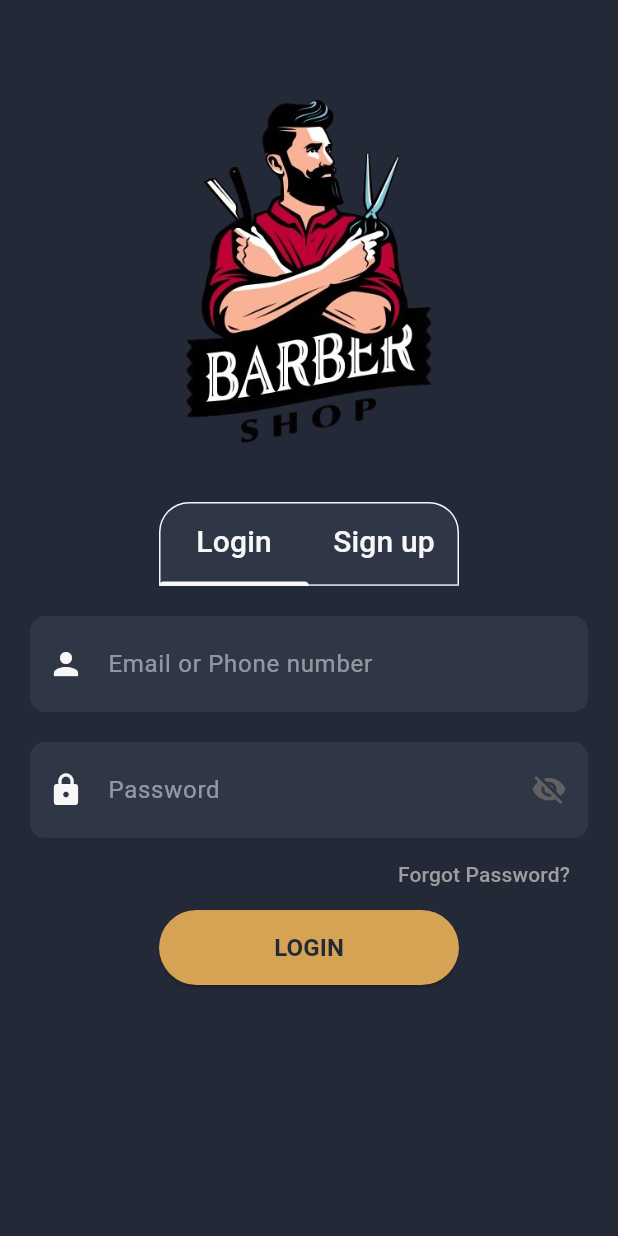
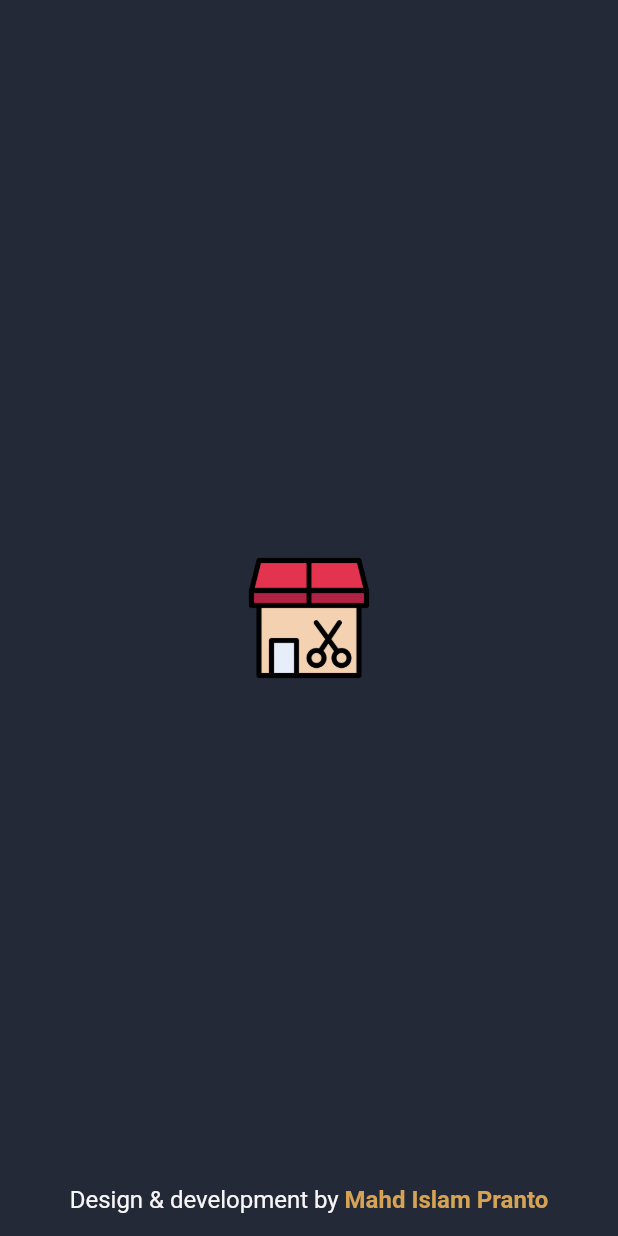
Before and after one commit to mahdi-islam-pranto/barber_shop, a Flutter app: the first screen one second after launch, on a phone screen of 412 x 824 dp. Run offline on Flutter 3.47's test engine with Material 3 defaults, Android fonts, the phone set to English and light mode, and no system bars; drawn by our look-alikes of contained_tab_bar_view; our stand-ins replace cloud_firestore, firebase_auth, firebase_core; missing offline and left inert: animated_snack_bar; accounts and stored records are empty.

Commit message:
user login function added, splash screen added+App start routes

```diff
--- a/lib/main.dart
+++ b/lib/main.dart
@@ -1,7 +1,7 @@
 import 'package:firebase_core/firebase_core.dart';
 import 'package:flutter/material.dart';
-import 'Auth/loginPage.dart';
-import 'screens/onboardingScreen.dart';
+
+import 'screens/splashScreen.dart';
 
 void main() async {
   WidgetsFlutterBinding.ensureInitialized();
@@ -26,7 +26,8 @@ class MyApp extends StatelessWidget {
         useMaterial3: true,
       ),
       home: const Scaffold(
-        body: LoginPage(),
+        // if user currently logged in, go to home page, else go to login page
+        body: SplashScreen(),
       ),
     );
   }
--- a/lib/screens/onboardingScreen.dart
+++ b/lib/screens/onboardingScreen.dart
@@ -1,3 +1,4 @@
+import 'package:barber_shop/Auth/loginPage.dart';
 import 'package:flutter/material.dart';
 
 import '../components/onboardingContent.dart';
@@ -65,7 +66,7 @@ class _OnboardingPageState extends State<OnboardingPage> {
               ),
               onPressed: () {
                 Navigator.push(context, MaterialPageRoute(builder: (context) {
-                  return const HomePage();
+                  return const LoginPage();
                 }));
               },
               child: Text(
--- /dev/null
+++ b/lib/screens/splashScreen.dart
@@ -0,0 +1,103 @@
+import 'dart:async';
+
+import 'package:barber_shop/resources/colors.dart';
+import 'package:barber_shop/screens/homepage.dart';
+import 'package:barber_shop/screens/onboardingScreen.dart';
+import 'package:firebase_auth/firebase_auth.dart';
+import 'package:flutter/material.dart';
+
+class SplashScreen extends StatefulWidget {
+  const SplashScreen({super.key});
+
+  @override
+  State<SplashScreen> createState() => _SplashScreenState();
+}
+
+class _SplashScreenState extends State<SplashScreen> {
+  SplashServices splashServices = SplashServices();
+  @override
+  void initState() {
+    // TODO: implement initState
+    super.initState();
+    splashServices.isLogin(context);
+  }
+
+  Widget build(BuildContext context) {
+    return Scaffold(
+      backgroundColor: backGroundColor,
+      body: Stack(children: [
+        Center(
+          child: Image.asset('assets/images/shop.png',
+              height: 100, width: 100, fit: BoxFit.cover),
+        ),
+        //
+        Align(
+            alignment: Alignment.bottomCenter,
+            child: Row(
+              mainAxisAlignment: MainAxisAlignment.center,
+              children: <Widget>[
+                Padding(
+                  padding: const EdgeInsets.only(top: 40),
+                  child: TextButton(
+                    onPressed: () {
+                      var url = Uri.parse("https://ihelpbd.com");
+                    },
+                    child: RichText(
+                      text: TextSpan(children: [
+                        TextSpan(
+                          text: 'Design & development by ',
+                          style: TextStyle(
+                            color: textColor,
+                            fontSize: 16,
+                            fontWeight: FontWeight.w400,
+                          ),
+                        ),
+                        TextSpan(
+                          text: "Mahd Islam Pranto",
+                          style: TextStyle(
+                            color: buttonColor,
+                            fontSize: 16,
+                            fontWeight: FontWeight.bold,
+                          ),
+                        )
+                      ]),
+                    ),
+                  ),
+                ),
+              ],
+            ))
+      ]),
+    );
+  }
+}
+
+class SplashServices {
+  void isLogin(BuildContext context) {
+    //user already logged in or not
+    //firebase init
+    final auth = FirebaseAuth.instance;
+    final user = auth.currentUser;
+
+// user logged in
+    if (user != null) {
+      Timer(const Duration(seconds: 3), () {
+        Navigator.push(
+          context,
+          MaterialPageRoute(
+            builder: (context) => const HomePage(),
+          ),
+        );
+      });
+    } else {
+      // user not logged in
+      Timer(const Duration(seconds: 3), () {
+        Navigator.push(
+          context,
+          MaterialPageRoute(
+            builder: (context) => const OnboardingPage(),
+          ),
+        );
+      });
+    }
+  }
+}
--- a/pubspec.yaml
+++ b/pubspec.yaml
@@ -42,6 +42,7 @@ dependencies:
   cloud_firestore: ^5.5.0
   firebase_auth: ^5.3.3
   firebase_storage: ^12.3.6
+  animated_snack_bar: ^0.4.0
 
 
 dev_dependencies:
```
Also changed, not shown: lib/Auth/loginPage.dart (+89 -5 lines), lib/Auth/signupPage.dart (+21 -18 lines), lib/screens/homepage.dart (+18 -2 lines), pubspec.lock.
